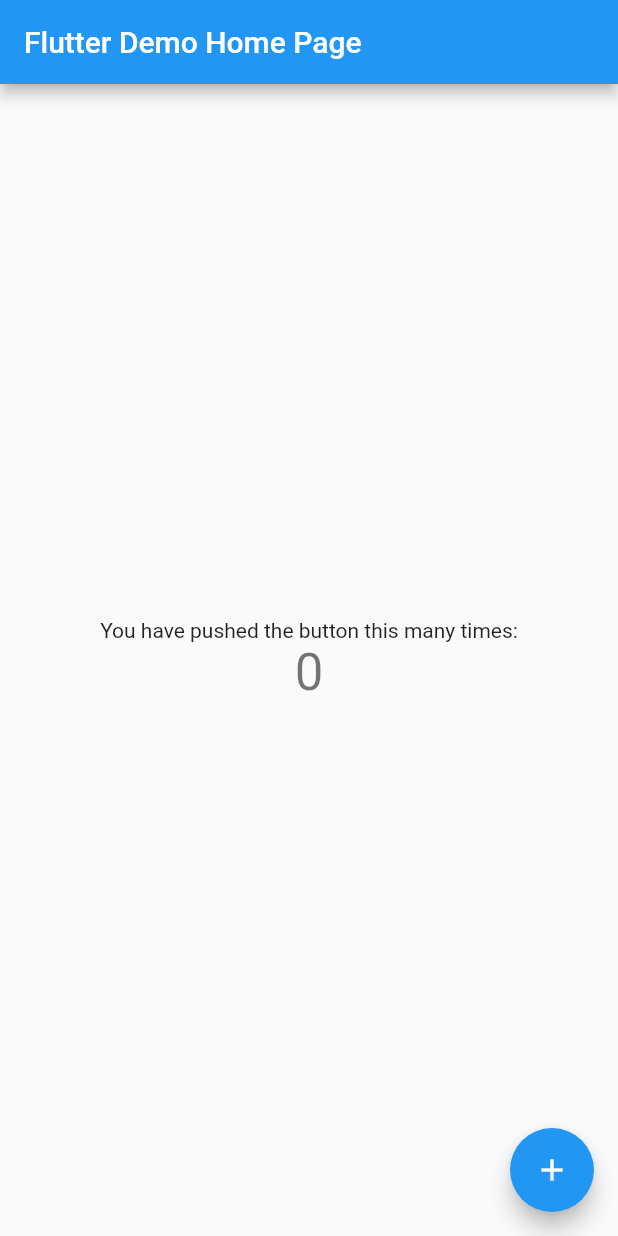
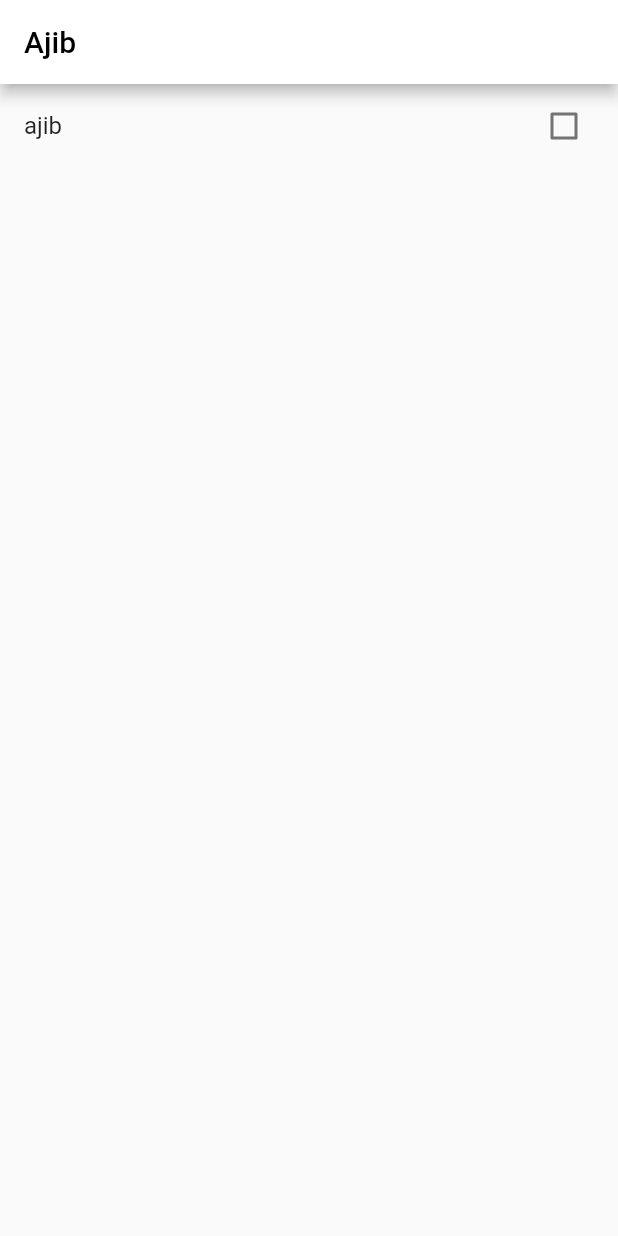
Before and after one commit to HarisWeitani/SimpleTodoApp, a Flutter app: the screen it shows after launch, on a phone screen of 412 x 824 dp. Run offline on Flutter 3.47's test engine with Material 2 defaults, Android fonts, the phone set to English and light mode, and no system bars; our stand-ins replace flutter_bloc.

```diff
--- /dev/null
+++ b/lib/bloc/CheckBoxCubit.dart
@@ -0,0 +1,7 @@
+import 'package:flutter_bloc/flutter_bloc.dart';
+
+class CheckboxCubit extends Cubit<bool> {
+  CheckboxCubit(super.initialState);
+
+  void toggleCheckbox() => emit(!state);
+}
--- /dev/null
+++ b/lib/home_page.dart
@@ -0,0 +1,32 @@
+import 'package:flutter/material.dart';
+
+class HomePage extends StatelessWidget {
+  const HomePage({super.key});
+
+  @override
+  Widget build(BuildContext context) {
+    return Scaffold(
+      appBar: AppBar(
+        title: const Text(
+          "Ajib",
+          style: TextStyle(color: Colors.black),
+        ),
+        backgroundColor: Colors.white,
+      ),
+      body: _buildBody(),
+    );
+  }
+
+  _buildBody() {
+    return ListView(children: [
+      CheckboxListTile(
+          title: Text("ajib"),
+          value: false,
+          onChanged: (value) {
+            print("Ajib");
+          },
+      )
+    ],);
+  }
+
+}
--- a/lib/main.dart
+++ b/lib/main.dart
@@ -1,4 +1,5 @@
 import 'package:flutter/material.dart';
+import 'package:simple_todo_app/home_page.dart';
 
 void main() {
   runApp(const MyApp());
@@ -7,109 +8,14 @@ void main() {
 class MyApp extends StatelessWidget {
   const MyApp({super.key});
 
-  // This widget is the root of your application.
   @override
   Widget build(BuildContext context) {
     return MaterialApp(
       title: 'Flutter Demo',
       theme: ThemeData(
-        // This is the theme of your application.
-        //
-        // Try running your application with "flutter run". You'll see the
-        // application has a blue toolbar. Then, without quitting the app, try
-        // changing the primarySwatch below to Colors.green and then invoke
-        // "hot reload" (press "r" in the console where you ran "flutter run",
-        // or simply save your changes to "hot reload" in a Flutter IDE).
-        // Notice that the counter didn't reset back to zero; the application
-        // is not restarted.
         primarySwatch: Colors.blue,
       ),
-      home: const MyHomePage(title: 'Flutter Demo Home Page'),
+      home: const HomePage(),
     );
   }
 }
-
-class MyHomePage extends StatefulWidget {
-  const MyHomePage({super.key, required this.title});
-
-  // This widget is the home page of your application. It is stateful, meaning
-  // that it has a State object (defined below) that contains fields that affect
-  // how it looks.
-
-  // This class is the configuration for the state. It holds the values (in this
-  // case the title) provided by the parent (in this case the App widget) and
-  // used by the build method of the State. Fields in a Widget subclass are
-  // always marked "final".
-
-  final String title;
-
-  @override
-  State<MyHomePage> createState() => _MyHomePageState();
-}
-
-class _MyHomePageState extends State<MyHomePage> {
-  int _counter = 0;
-
-  void _incrementCounter() {
-    setState(() {
-      // This call to setState tells the Flutter framework that something has
-      // changed in this State, which causes it to rerun the build method below
-      // so that the display can reflect the updated values. If we changed
-      // _counter without calling setState(), then the build method would not be
-      // called again, and so nothing would appear to happen.
-      _counter++;
-    });
-  }
-
-  @override
-  Widget build(BuildContext context) {
-    // This method is rerun every time setState is called, for instance as done
-    // by the _incrementCounter method above.
-    //
-    // The Flutter framework has been optimized to make rerunning build methods
-    // fast, so that you can just rebuild anything that needs updating rather
-    // than having to individually change instances of widgets.
-    return Scaffold(
-      appBar: AppBar(
-        // Here we take the value from the MyHomePage object that was created by
-        // the App.build method, and use it to set our appbar title.
-        title: Text(widget.title),
-      ),
-      body: Center(
-        // Center is a layout widget. It takes a single child and positions it
-        // in the middle of the parent.
-        child: Column(
-          // Column is also a layout widget. It takes a list of children and
-          // arranges them vertically. By default, it sizes itself to fit its
-          // children horizontally, and tries to be as tall as its parent.
-          //
-          // Invoke "debug painting" (press "p" in the console, choose the
-          // "Toggle Debug Paint" action from the Flutter Inspector in Android
-          // Studio, or the "Toggle Debug Paint" command in Visual Studio Code)
-          // to see the wireframe for each widget.
-          //
-          // Column has various properties to control how it sizes itself and
-          // how it positions its children. Here we use mainAxisAlignment to
-          // center the children vertically; the main axis here is the vertical
-          // axis because Columns are vertical (the cross axis would be
-          // horizontal).
-          mainAxisAlignment: MainAxisAlignment.center,
-          children: <Widget>[
-            const Text(
-              'You have pushed the button this many times:',
-            ),
-            Text(
-              '$_counter',
-              style: Theme.of(context).textTheme.headlineMedium,
-            ),
-          ],
-        ),
-      ),
-      floatingActionButton: FloatingActionButton(
-        onPressed: _incrementCounter,
-        tooltip: 'Increment',
-        child: const Icon(Icons.add),
-      ), // This trailing comma makes auto-formatting nicer for build methods.
-    );
-  }
-}
```
Also changed, not shown: pubspec.yaml (+2 -66 lines), pubspec.lock.
